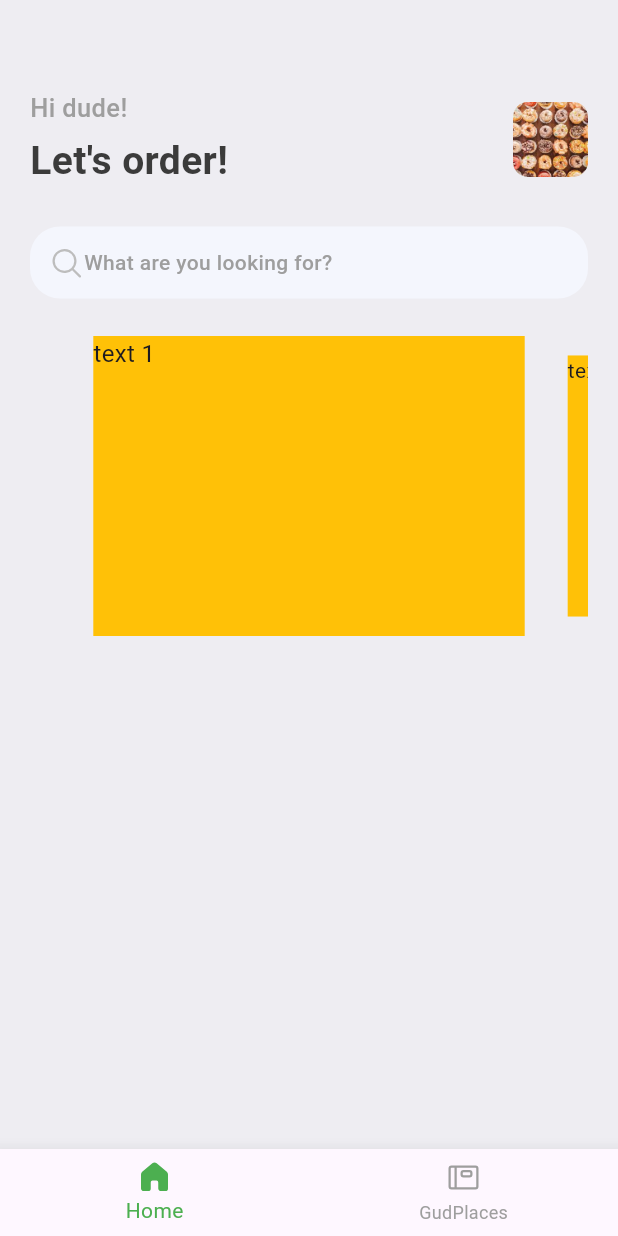
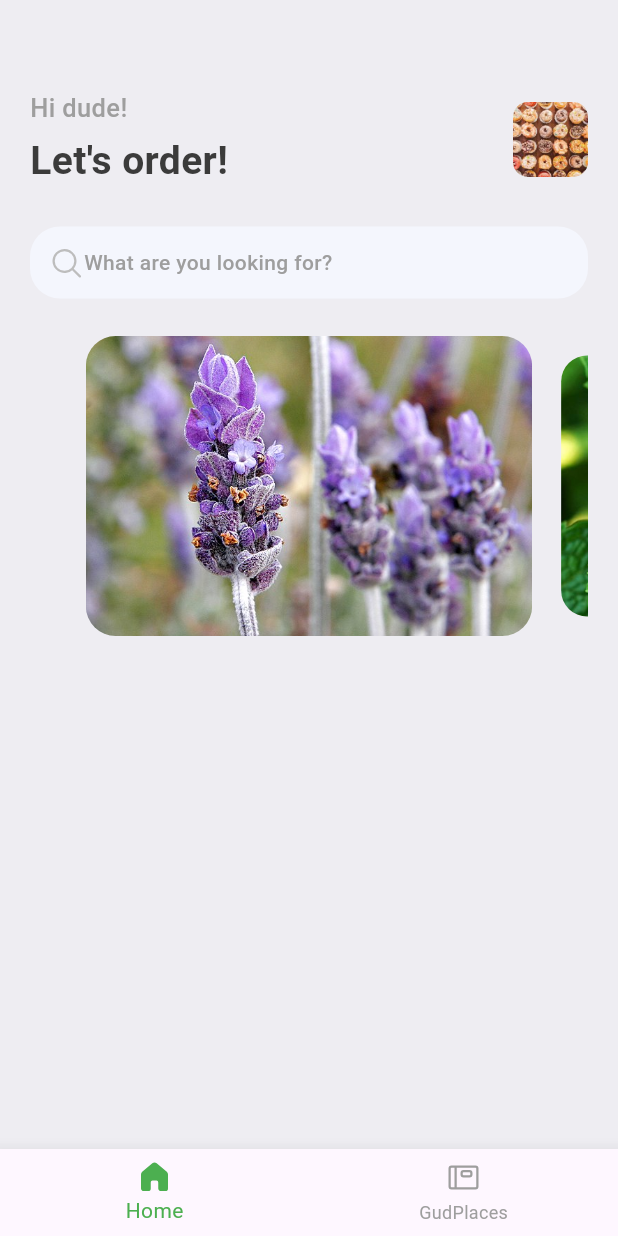
Before and after one commit to kevsalcedo/sapp_flutterxy, a Flutter app: the screen it shows after launch, on a phone screen of 412 x 824 dp. Run offline on Flutter 3.47's test engine with Material 2 defaults, Android fonts, the phone set to English and light mode, and no system bars; drawn by our look-alikes of carousel_slider; our stand-ins replace fluentui_system_icons, gap.

Commit message:
Update carousel to use carousel data and model_carousel.dart to improve its usability.
Create CarouselImages to use cards to display the carousel images.

```diff
--- a/lib/screens/home_screen.dart
+++ b/lib/screens/home_screen.dart
@@ -3,6 +3,8 @@ import 'package:flutter/cupertino.dart';
 import 'package:flutter/material.dart';
 import 'package:gap/gap.dart';
 import 'package:carousel_slider/carousel_slider.dart';
+import 'package:sapp_flutterxy/data/carousel_data.dart';
+import '../models/model_carousel.dart';
 import '../utils/app_styles.dart';
 
 class HomeScreen extends StatelessWidget {
@@ -69,7 +71,14 @@ class HomeScreen extends StatelessWidget {
                 Container(
                   height: 200,
                   width: double.infinity,
-                  child: CarouselSlider(
+                  child: CarouselSlider.builder(
+                    itemCount: carouselImages.length,
+                    itemBuilder: (context, index, realIndex) {
+                      final carouselImage = carouselImages[index];
+                      return CarouselImages(
+                        carouselImage: carouselImages[index],
+                      );
+                    },
                     options: CarouselOptions(
                       height: 400.0,
                       initialPage: 0,
@@ -80,22 +89,6 @@ class HomeScreen extends StatelessWidget {
                       enlargeCenterPage: true,
                       enlargeFactor: 0.3,
                     ),
-                    items: [1, 2, 3].map((i) {
-                      return Builder(
-                        builder: (BuildContext context) {
-                          return Container(
-                              width: MediaQuery.of(context).size.width,
-                              margin:
-                                  const EdgeInsets.symmetric(horizontal: 5.0),
-                              decoration:
-                                  const BoxDecoration(color: Colors.amber),
-                              child: Text(
-                                'text $i',
-                                style: const TextStyle(fontSize: 16.0),
-                              ));
-                        },
-                      );
-                    }).toList(),
                   ),
                 ),
               ],
@@ -106,3 +99,39 @@ class HomeScreen extends StatelessWidget {
     );
   }
 }
+
+class CarouselImages extends StatelessWidget {
+  final Carousel carouselImage;
+  const CarouselImages({Key? key, required this.carouselImage})
+      : super(key: key);
+
+  @override
+  Widget build(BuildContext context) {
+    return SizedBox(
+      width: 400,
+      child: ClipRRect(
+        borderRadius: BorderRadius.circular(20),
+        child: InkWell(
+          onTap: () {
+            ScaffoldMessenger.of(context).showSnackBar(
+              SnackBar(
+                content: const Text('Go to promotion page'),
+                action: SnackBarAction(
+                  label: 'Go to Store',
+                  onPressed: () {
+                    // Code to execute.
+                  },
+                ),
+              ),
+            );
+          },
+          child: FadeInImage(
+            placeholder: AssetImage("assets/loading1.gif"),
+            image: AssetImage(carouselImage.image),
+            fit: BoxFit.cover,
+          ),
+        ),
+      ),
+    );
+  }
+}
```
